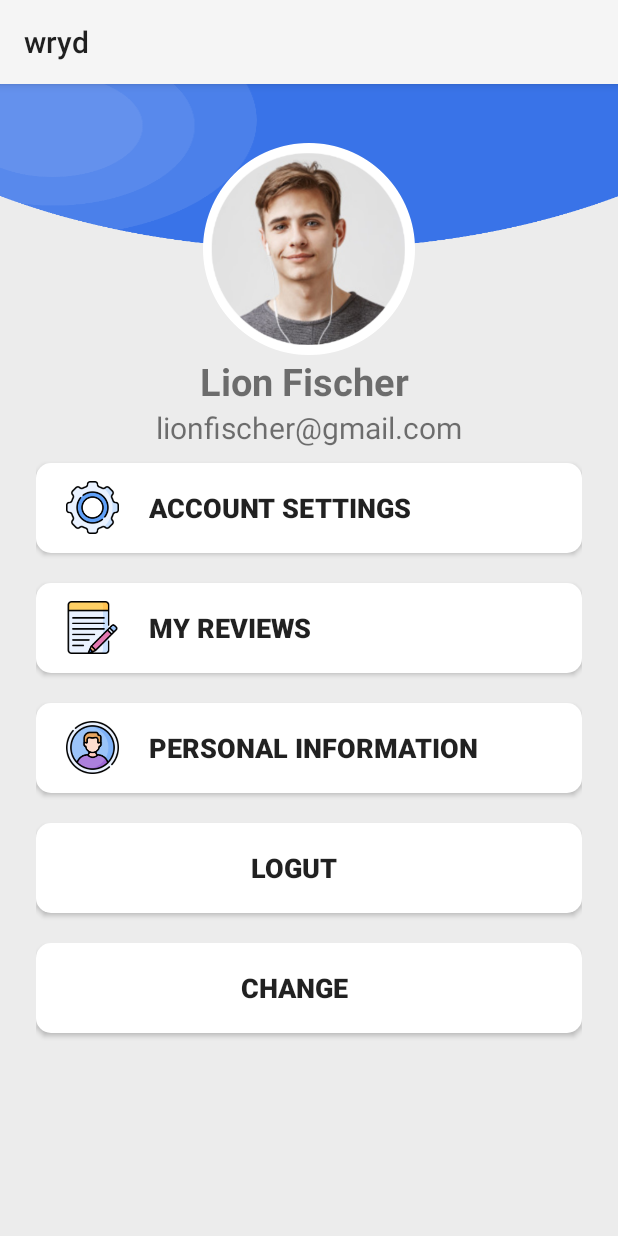
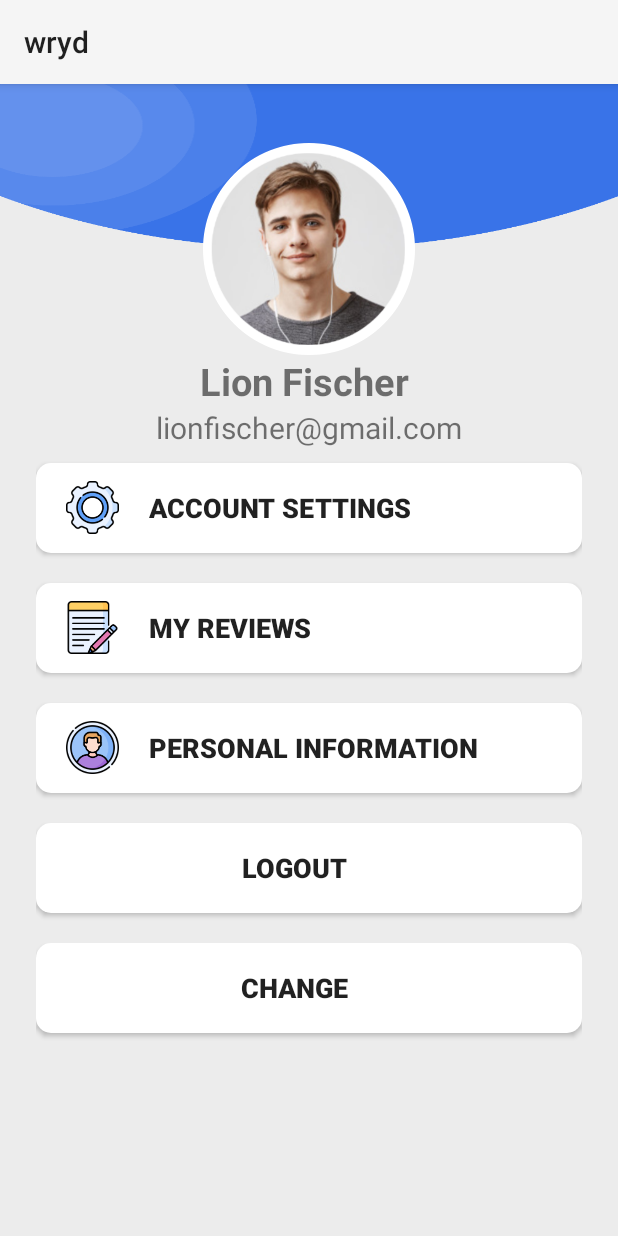
Before and after one commit to wryd-live/wryd, an Android app: the fragment profile shown on its own in the app's theme, on a phone screen of 412 x 824 dp. Run offline under Robolectric (Android 15) with nearby library versions, the phone set to English and light mode, and no system bars.

Commit message:
Updated Logout Button

```diff
--- a/app/src/main/java/com/wrydhub/wryd/wrydapp/ui/profile.java
+++ b/app/src/main/java/com/wrydhub/wryd/wrydapp/ui/profile.java
@@ -5,6 +5,7 @@ import androidx.annotation.NonNull;
 import androidx.appcompat.app.AppCompatActivity;
 
 import android.app.Dialog;
+import android.content.SharedPreferences;
 import android.graphics.Color;
 import android.graphics.drawable.ColorDrawable;
 import android.os.Bundle;
@@ -101,6 +102,14 @@ public class profile extends Fragment {
 
             }
         });
+
+
+        Button logoutButton = root.findViewById(R.id.logoutButton);
+        logoutButton.setOnClickListener(view -> {
+            SharedPreferences settings = getContext().getSharedPreferences("login", getContext().MODE_PRIVATE);
+            settings.edit().clear().commit();
+            getActivity().finishAndRemoveTask();
+        });
         // Inflate the layout for this fragment
         return root;
     }
--- a/app/src/main/res/layout/fragment_profile.xml
+++ b/app/src/main/res/layout/fragment_profile.xml
@@ -121,7 +121,7 @@
                         android:textStyle="bold" />
 
                     <Button
-                        android:id="@+id/button2"
+                        android:id="@+id/logoutButton"
                         android:layout_width="match_parent"
                         android:layout_height="60dp"
                         android:layout_marginTop="10dp"
@@ -133,7 +133,7 @@
                         android:drawablePadding="20dp"
                         android:elevation="3dp"
                         android:paddingStart="20dp"
-                        android:text="Logut"
+                        android:text="Logout"
                         android:textAlignment="center"
                         android:textSize="18sp"
                         android:textStyle="bold" />
```
